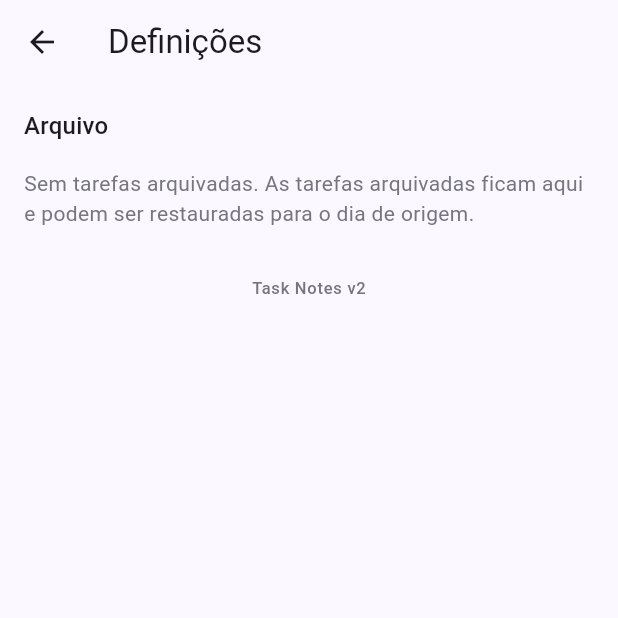
After one commit to RedFoxStudio-dev/Task-Notes, a Flutter app: the screen it shows after launch, after a tap on the "settings" icon, on a phone screen of 412 x 824 dp, the top half of it. The commit adds this screen. Run offline on Flutter 3.47's test engine with Material 3 defaults, Android fonts, the light colour scheme and no system bars; our stand-ins replace google_fonts, shared_preferences.

Commit message:
fase 4: arquivo de tarefas

```diff
--- a/lib/main.dart
+++ b/lib/main.dart
@@ -2,6 +2,7 @@ import 'package:flutter/material.dart';
 
 import 'models.dart';
 import 'pages/routine.dart';
+import 'pages/settings.dart';
 import 'pages/stats.dart';
 import 'storage.dart';
 import 'theme.dart';
@@ -115,6 +116,20 @@ class _RootPageState extends State<RootPage> {
       appBar: AppBar(
         title: Text(titles[_tab]),
         backgroundColor: Theme.of(context).colorScheme.inversePrimary,
+        actions: [
+          IconButton(
+            tooltip: 'Definições',
+            icon: const Icon(Icons.settings_outlined),
+            onPressed: () => Navigator.of(context).push(MaterialPageRoute(
+              builder: (_) => SettingsPage(
+                data: widget.data,
+                storage: widget.storage,
+                onChanged: widget.onDataChanged,
+                onReplaceData: widget.onReplaceData,
+              ),
+            )),
+          ),
+        ],
       ),
       body: IndexedStack(
         index: _tab,
--- a/lib/pages/routine.dart
+++ b/lib/pages/routine.dart
@@ -79,6 +79,15 @@ class _RoutinePageState extends State<RoutinePage> {
 
   void _toggleTask(Task task, bool value) {
     setState(() => task.done = value);
+    _saved();
+  }
+
+  void _archiveTask(Task task) {
+    setState(() {
+      task.day = _selectedDay;
+      widget.data.archive.add(task);
+      _tasks.remove(task);
+    });
     _saved();
   }
 
@@ -195,6 +204,7 @@ class _RoutinePageState extends State<RoutinePage> {
                                   scheme: scheme,
                                   onToggle: _toggleTask,
                                   onEdit: _editTask,
+                                  onArchive: _archiveTask,
                                   onDelete: _deleteTask,
                                   onReorder: _reorderPeriod,
                                 ),
@@ -227,6 +237,7 @@ class _PeriodSection extends StatelessWidget {
     required this.scheme,
     required this.onToggle,
     required this.onEdit,
+    required this.onArchive,
     required this.onDelete,
     required this.onReorder,
   });
@@ -236,6 +247,7 @@ class _PeriodSection extends StatelessWidget {
   final ColorScheme scheme;
   final void Function(Task task, bool value) onToggle;
   final Future<void> Function(Task task) onEdit;
+  final void Function(Task task) onArchive;
   final Future<void> Function(Task task) onDelete;
   final void Function(int period, int oldIndex, int newIndex) onReorder;
 
@@ -282,6 +294,7 @@ class _PeriodSection extends StatelessWidget {
               scheme: scheme,
               onToggle: onToggle,
               onEdit: () => onEdit(task),
+              onArchive: () => onArchive(task),
               onDelete: () => onDelete(task),
             );
           },
@@ -298,6 +311,7 @@ class _TaskCard extends StatelessWidget {
     required this.scheme,
     required this.onToggle,
     required this.onEdit,
+    required this.onArchive,
     required this.onDelete,
   });
 
@@ -305,6 +319,7 @@ class _TaskCard extends StatelessWidget {
   final ColorScheme scheme;
   final void Function(Task task, bool value) onToggle;
   final VoidCallback onEdit;
+  final VoidCallback onArchive;
   final VoidCallback onDelete;
 
   @override
@@ -342,6 +357,7 @@ class _TaskCard extends StatelessWidget {
         trailing: PopupMenuButton<String>(
           onSelected: (value) {
             if (value == 'edit') onEdit();
+            if (value == 'archive') onArchive();
             if (value == 'delete') onDelete();
           },
           itemBuilder: (context) => const [
@@ -350,6 +366,13 @@ class _TaskCard extends StatelessWidget {
               child: ListTile(
                 leading: Icon(Icons.edit_outlined),
                 title: Text('Editar'),
+              ),
+            ),
+            PopupMenuItem(
+              value: 'archive',
+              child: ListTile(
+                leading: Icon(Icons.archive_outlined),
+                title: Text('Arquivar'),
               ),
             ),
             PopupMenuItem(
--- /dev/null
+++ b/lib/pages/settings.dart
@@ -0,0 +1,108 @@
+import 'package:flutter/material.dart';
+
+import '../models.dart';
+import '../popups.dart';
+import '../storage.dart';
+
+/// Definições: arquivo de tarefas (restaurar/eliminar) e, mais à frente,
+/// backup e tema.
+class SettingsPage extends StatefulWidget {
+  const SettingsPage({
+    super.key,
+    required this.data,
+    required this.storage,
+    required this.onChanged,
+    required this.onReplaceData,
+  });
+
+  final AppData data;
+  final AppStorage storage;
+  final VoidCallback onChanged;
+  final void Function(AppData data) onReplaceData;
+
+  @override
+  State<SettingsPage> createState() => _SettingsPageState();
+}
+
+class _SettingsPageState extends State<SettingsPage> {
+  void _restore(Task task) {
+    final day = task.day ?? DateTime.now().weekday;
+    widget.data.tasksFor(day).add(task..day = null);
+    widget.data.archive.remove(task);
+    widget.onChanged();
+  }
+
+  Future<void> _deleteForever(Task task) async {
+    final confirmed = await showConfirmPopup(
+      context,
+      title: 'Eliminar definitivamente',
+      content: '"${task.title}" será apagada para sempre. Continuar?',
+    );
+    if (!mounted || confirmed != true) return;
+    setState(() => widget.data.archive.remove(task));
+    widget.onChanged();
+  }
+
+  @override
+  Widget build(BuildContext context) {
+    final scheme = Theme.of(context).colorScheme;
+    return Scaffold(
+      appBar: AppBar(title: const Text('Definições')),
+      body: ListView(
+        padding: const EdgeInsets.all(16),
+        children: [
+          Text('Arquivo', style: Theme.of(context).textTheme.titleMedium),
+          const SizedBox(height: 8),
+          if (widget.data.archive.isEmpty)
+            Padding(
+              padding: const EdgeInsets.symmetric(vertical: 8),
+              child: Text(
+                'Sem tarefas arquivadas. As tarefas arquivadas ficam aqui e '
+                'podem ser restauradas para o dia de origem.',
+                style: Theme.of(context)
+                    .textTheme
+                    .bodyMedium
+                    ?.copyWith(color: scheme.outline),
+              ),
+            ),
+          for (final task in widget.data.archive)
+            Card(
+              elevation: 0,
+              child: ListTile(
+                leading: Icon(taskIcon(task.icon) ?? Icons.archive_outlined),
+                title: Text(task.title, maxLines: 1, overflow: TextOverflow.ellipsis),
+                subtitle: Text(
+                  'Arquivada de ${task.day != null ? kWeekdayLabels[task.day! - 1] : '—'}',
+                ),
+                trailing: Row(
+                  mainAxisSize: MainAxisSize.min,
+                  children: [
+                    IconButton(
+                      tooltip: 'Restaurar',
+                      icon: const Icon(Icons.restore),
+                      onPressed: () => _restore(task),
+                    ),
+                    IconButton(
+                      tooltip: 'Eliminar definitivamente',
+                      icon: const Icon(Icons.delete_outline),
+                      onPressed: () => _deleteForever(task),
+                    ),
+                  ],
+                ),
+              ),
+            ),
+          const SizedBox(height: 24),
+          Center(
+            child: Text(
+              'Task Notes v2',
+              style: Theme.of(context)
+                  .textTheme
+                  .labelSmall
+                  ?.copyWith(color: scheme.outline),
+            ),
+          ),
+        ],
+      ),
+    );
+  }
+}
```
Also changed, not shown: 1 other file.
